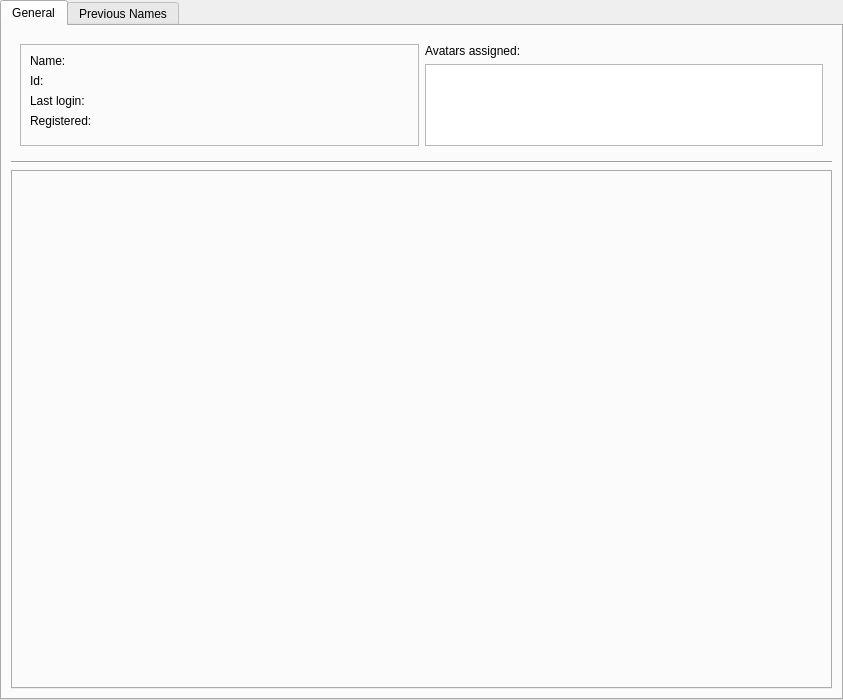
Before: the Qt Designer form res/player_card/playercard.ui in FAForever/lobby, drawn with Qt 5.
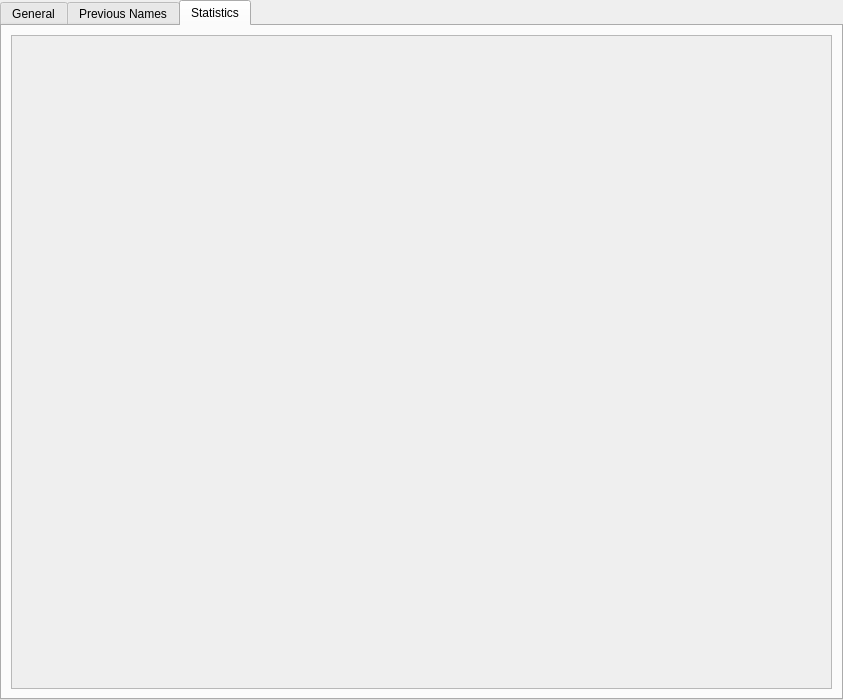
After: the same form once the commit is applied. The open tabs and pages were chosen to show the change.

Commit message:
Add statistics charts to player card
as in java client, but these work

Patch:
```diff
--- a/res/player_card/playercard.ui
+++ b/res/player_card/playercard.ui
@@ -258,6 +258,51 @@
          </item>
         </layout>
        </widget>
+       <widget class="QWidget" name="tab_3">
+        <attribute name="title">
+         <string>Statistics</string>
+        </attribute>
+        <layout class="QGridLayout" name="gridLayout_6">
+         <item row="1" column="0">
+          <widget class="QScrollArea" name="scrollArea">
+           <property name="widgetResizable">
+            <bool>true</bool>
+           </property>
+           <widget class="QWidget" name="scrollAreaWidgetContents">
+            <property name="geometry">
+             <rect>
+              <x>0</x>
+              <y>0</y>
+              <width>817</width>
+              <height>648</height>
+             </rect>
+            </property>
+            <layout class="QGridLayout" name="gridLayout_7">
+             <property name="leftMargin">
+              <number>0</number>
+             </property>
+             <property name="topMargin">
+              <number>0</number>
+             </property>
+             <property name="rightMargin">
+              <number>0</number>
+             </property>
+             <property name="bottomMargin">
+              <number>0</number>
+             </property>
+             <item row="0" column="0">
+              <layout class="QVBoxLayout" name="statsChartsLayout">
+               <property name="spacing">
+                <number>10</number>
+               </property>
+              </layout>
+             </item>
+            </layout>
+           </widget>
+          </widget>
+         </item>
+        </layout>
+       </widget>
       </widget>
      </item>
     </layout>
```
Left out of the diff: 6 changed lines with no effect on the pictures. The commit also changes 9 other files.
